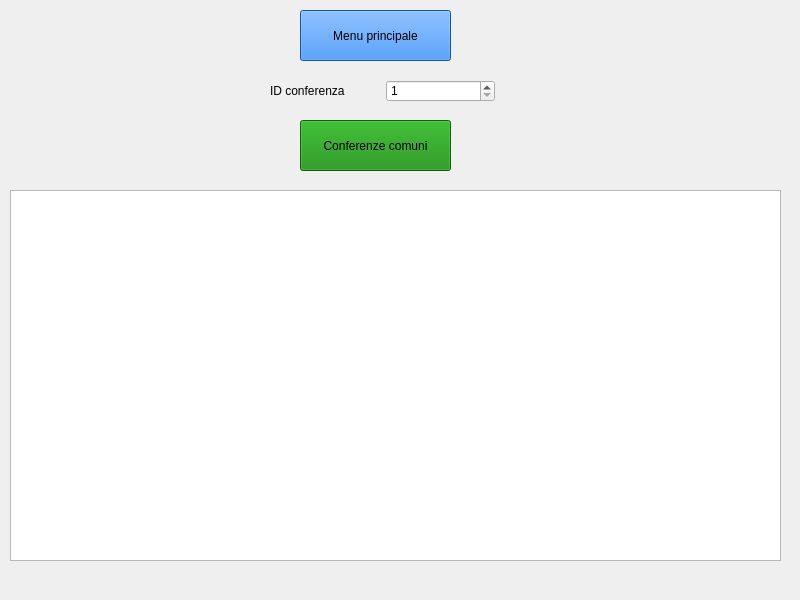
Above: mainwindow.ui from FranckRedery/PROGETTO_PO before the change. Below: the same form after it.
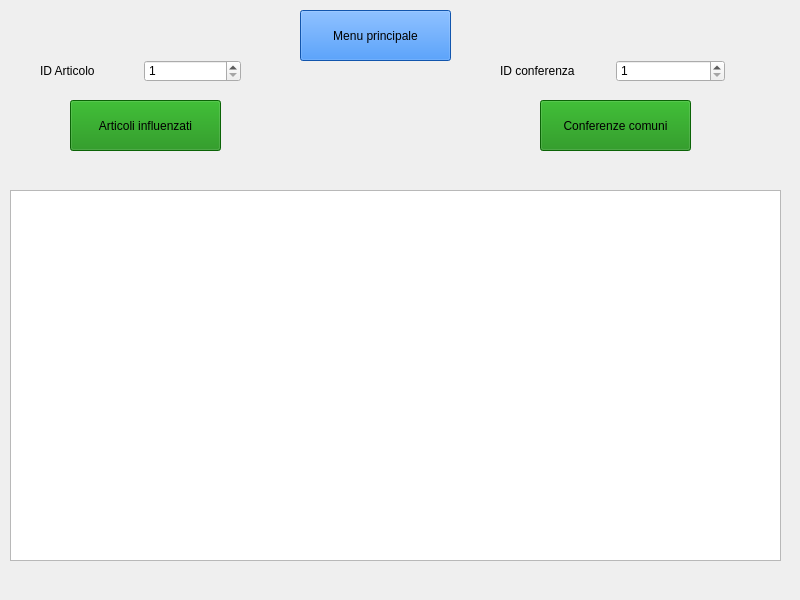
That is the form after the change. The open tabs and pages were chosen to show the change.

What changed in the file:
```diff
--- a/mainwindow.ui
+++ b/mainwindow.ui
@@ -1187,8 +1187,8 @@
      <widget class="QPushButton" name="PAG_F_CERCA_CONFERENZE_COMUN">
       <property name="geometry">
        <rect>
-        <x>300</x>
-        <y>120</y>
+        <x>540</x>
+        <y>100</y>
         <width>151</width>
         <height>51</height>
        </rect>
@@ -1213,8 +1213,8 @@
      <widget class="QWidget" name="layoutWidget">
       <property name="geometry">
        <rect>
-        <x>270</x>
-        <y>80</y>
+        <x>500</x>
+        <y>60</y>
         <width>225</width>
         <height>22</height>
        </rect>
@@ -1239,6 +1239,51 @@
        </item>
       </layout>
      </widget>
+     <widget class="QPushButton" name="sezione_f_articoli_influenzati">
+      <property name="geometry">
+       <rect>
+        <x>70</x>
+        <y>100</y>
+        <width>151</width>
+        <height>51</height>
+       </rect>
+      </property>
+      <property name="styleSheet">
+       <string notr="true">background-color: rgb(15,138,8); </string>
+      </property>
+      <property name="text">
+       <string>Articoli influenzati</string>
+      </property>
+     </widget>
+     <widget class="QWidget" name="">
+      <property name="geometry">
+       <rect>
+        <x>40</x>
+        <y>60</y>
+        <width>201</width>
+        <height>22</height>
+       </rect>
+      </property>
+      <layout class="QGridLayout" name="gridLayout_20">
+       <item row="0" column="0">
+        <widget class="QLabel" name="label_14">
+         <property name="text">
+          <string>ID Articolo</string>
+         </property>
+        </widget>
+       </item>
+       <item row="0" column="1">
+        <widget class="QSpinBox" name="Sezione_F_ID_articolo">
+         <property name="minimum">
+          <number>1</number>
+         </property>
+         <property name="maximum">
+          <number>9999</number>
+         </property>
+        </widget>
+       </item>
+      </layout>
+     </widget>
     </widget>
     <widget class="QWidget" name="PAG_VISUALIZZA_AUTORI">
      <widget class="QPushButton" name="PAG_VISUALIZZA_AUTORI_PULSANTE_MENU">
```
